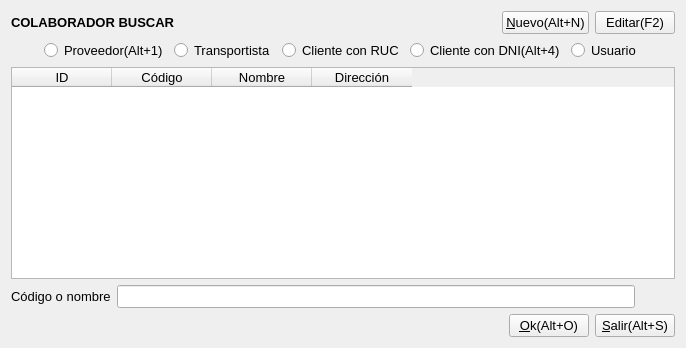
Qt form Facturacion/colaboradorbuscar.ui (radtek/manager) before a commit.
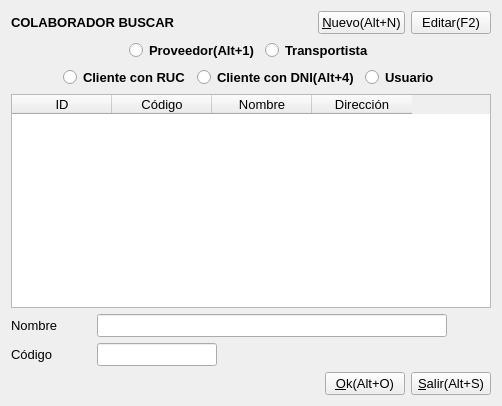
The same form after that commit. Icons and pictures are not drawn.

```diff
--- a/Facturacion/colaboradorbuscar.ui
+++ b/Facturacion/colaboradorbuscar.ui
@@ -6,8 +6,8 @@
    <rect>
     <x>0</x>
     <y>0</y>
-    <width>686</width>
-    <height>348</height>
+    <width>502</width>
+    <height>406</height>
    </rect>
   </property>
   <property name="windowTitle">
@@ -96,7 +96,7 @@
     </layout>
    </item>
    <item>
-    <layout class="QHBoxLayout" name="horizontalLayout_4">
+    <layout class="QHBoxLayout" name="horizontalLayout_5">
      <item>
       <spacer name="horizontalSpacer_5">
        <property name="orientation">
@@ -115,6 +115,8 @@
        <property name="font">
         <font>
          <pointsize>10</pointsize>
+         <weight>75</weight>
+         <bold>true</bold>
         </font>
        </property>
        <property name="text">
@@ -130,6 +132,8 @@
        <property name="font">
         <font>
          <pointsize>10</pointsize>
+         <weight>75</weight>
+         <bold>true</bold>
         </font>
        </property>
        <property name="text">
@@ -141,10 +145,42 @@
       </widget>
      </item>
      <item>
+      <spacer name="horizontalSpacer_4">
+       <property name="orientation">
+        <enum>Qt::Horizontal</enum>
+       </property>
+       <property name="sizeHint" stdset="0">
+        <size>
+         <width>40</width>
+         <height>20</height>
+        </size>
+       </property>
+      </spacer>
+     </item>
+    </layout>
+   </item>
+   <item>
+    <layout class="QHBoxLayout" name="horizontalLayout_4">
+     <item>
+      <spacer name="horizontalSpacer_6">
+       <property name="orientation">
+        <enum>Qt::Horizontal</enum>
+       </property>
+       <property name="sizeHint" stdset="0">
+        <size>
+         <width>40</width>
+         <height>20</height>
+        </size>
+       </property>
+      </spacer>
+     </item>
+     <item>
       <widget class="QRadioButton" name="radioButton_cliente_ruc">
        <property name="font">
         <font>
          <pointsize>10</pointsize>
+         <weight>75</weight>
+         <bold>true</bold>
         </font>
        </property>
        <property name="text">
@@ -160,6 +196,8 @@
        <property name="font">
         <font>
          <pointsize>10</pointsize>
+         <weight>75</weight>
+         <bold>true</bold>
         </font>
        </property>
        <property name="text">
@@ -175,6 +213,8 @@
        <property name="font">
         <font>
          <pointsize>10</pointsize>
+         <weight>75</weight>
+         <bold>true</bold>
         </font>
        </property>
        <property name="text">
@@ -186,7 +226,7 @@
       </widget>
      </item>
      <item>
-      <spacer name="horizontalSpacer_4">
+      <spacer name="horizontalSpacer_7">
        <property name="orientation">
         <enum>Qt::Horizontal</enum>
        </property>
@@ -232,19 +272,37 @@
    <item>
     <layout class="QHBoxLayout" name="horizontalLayout_2">
      <item>
-      <widget class="QLabel" name="label_2">
+      <widget class="QLabel" name="label_nombre">
+       <property name="minimumSize">
+        <size>
+         <width>80</width>
+         <height>0</height>
+        </size>
+       </property>
+       <property name="maximumSize">
+        <size>
+         <width>80</width>
+         <height>16777215</height>
+        </size>
+       </property>
        <property name="font">
         <font>
          <pointsize>10</pointsize>
         </font>
        </property>
        <property name="text">
-        <string>Código o nombre</string>
+        <string>Nombre</string>
        </property>
       </widget>
      </item>
      <item>
-      <widget class="QLineEdit" name="lineEdit_buscar">
+      <widget class="QLineEdit" name="lineEdit_buscarNombre">
+       <property name="minimumSize">
+        <size>
+         <width>350</width>
+         <height>0</height>
+        </size>
+       </property>
        <property name="font">
         <font>
          <pointsize>10</pointsize>
@@ -257,8 +315,67 @@
        <property name="orientation">
         <enum>Qt::Horizontal</enum>
        </property>
-       <property name="sizeType">
-        <enum>QSizePolicy::Fixed</enum>
+       <property name="sizeHint" stdset="0">
+        <size>
+         <width>40</width>
+         <height>20</height>
+        </size>
+       </property>
+      </spacer>
+     </item>
+    </layout>
+   </item>
+   <item>
+    <layout class="QHBoxLayout" name="horizontalLayout_6">
+     <item>
+      <widget class="QLabel" name="label_codigo">
+       <property name="minimumSize">
+        <size>
+         <width>80</width>
+         <height>0</height>
+        </size>
+       </property>
+       <property name="maximumSize">
+        <size>
+         <width>80</width>
+         <height>16777215</height>
+        </size>
+       </property>
+       <property name="font">
+        <font>
+         <pointsize>10</pointsize>
+        </font>
+       </property>
+       <property name="text">
+        <string>Código</string>
+       </property>
+      </widget>
+     </item>
+     <item>
+      <widget class="QLineEdit" name="lineEdit_buscarCodigo">
+       <property name="minimumSize">
+        <size>
+         <width>120</width>
+         <height>0</height>
+        </size>
+       </property>
+       <property name="maximumSize">
+        <size>
+         <width>120</width>
+         <height>16777215</height>
+        </size>
+       </property>
+       <property name="font">
+        <font>
+         <pointsize>10</pointsize>
+        </font>
+       </property>
+      </widget>
+     </item>
+     <item>
+      <spacer name="horizontalSpacer_8">
+       <property name="orientation">
+        <enum>Qt::Horizontal</enum>
        </property>
        <property name="sizeHint" stdset="0">
         <size>
```
Left out of the diff: 3 changed lines with no effect on the pictures.
